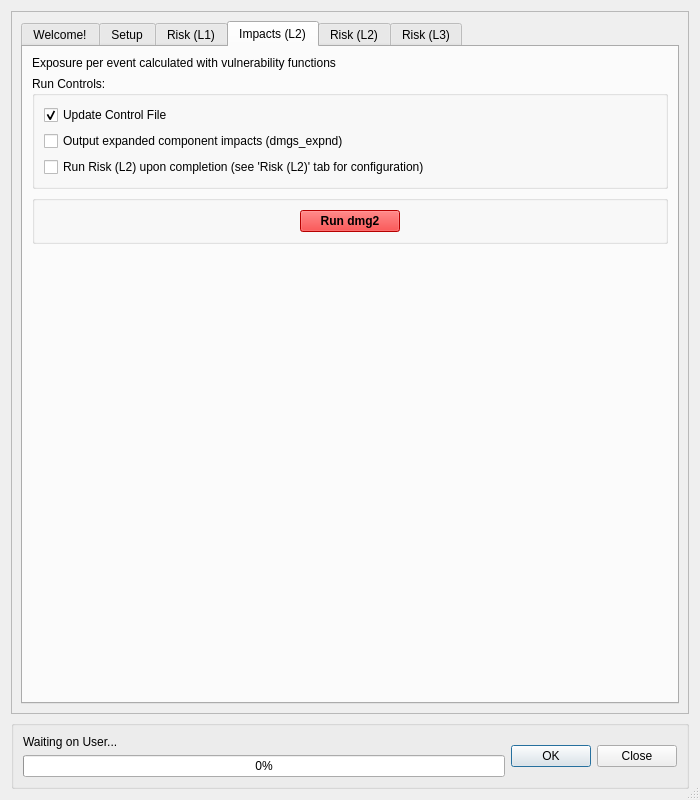
Above: canflood/model/model.ui from NRCan/CanFlood before the change. Below: the same form after it.
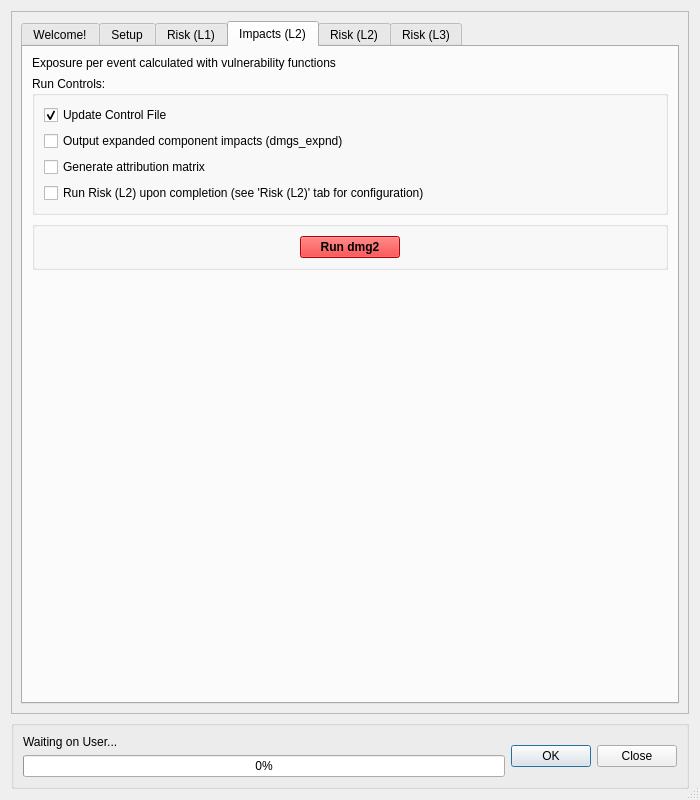
That is the form after the change. The open tabs and pages were chosen to show the change. Icons and pictures are not drawn. Custom widgets are drawn as their Qt base class.

Commit message: attribution GUI connect

What changed in the file:
```diff
--- a/canflood/model/model.ui
+++ b/canflood/model/model.ui
@@ -983,6 +983,13 @@
                 </property>
                </widget>
               </item>
+              <item>
+               <widget class="QCheckBox" name="checkBox_i2_attr">
+                <property name="text">
+                 <string>Generate attribution matrix</string>
+                </property>
+               </widget>
+              </item>
               <item>
                <widget class="QCheckBox" name="checkBox_i2RunRisk">
                 <property name="text">
```
The commit also changes 2 other files.
